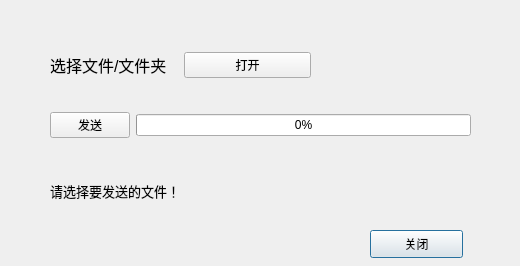
This is server.ui in holdonbush/QT-sample-chat-application as Qt 5 draws it before an edit. The edited form follows.
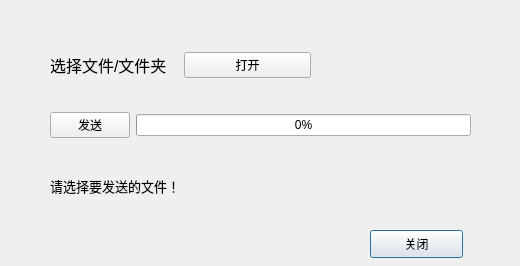
This is the edited form.

```diff
--- a/server.ui
+++ b/server.ui
@@ -17,9 +17,9 @@
    <property name="geometry">
     <rect>
      <x>50</x>
-     <y>180</y>
+     <y>150</y>
      <width>401</width>
-     <height>21</height>
+     <height>71</height>
     </rect>
    </property>
    <property name="font">
```
